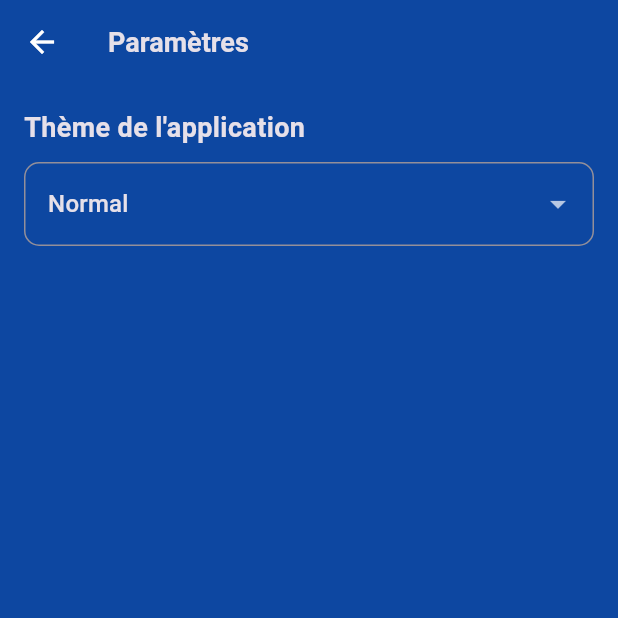
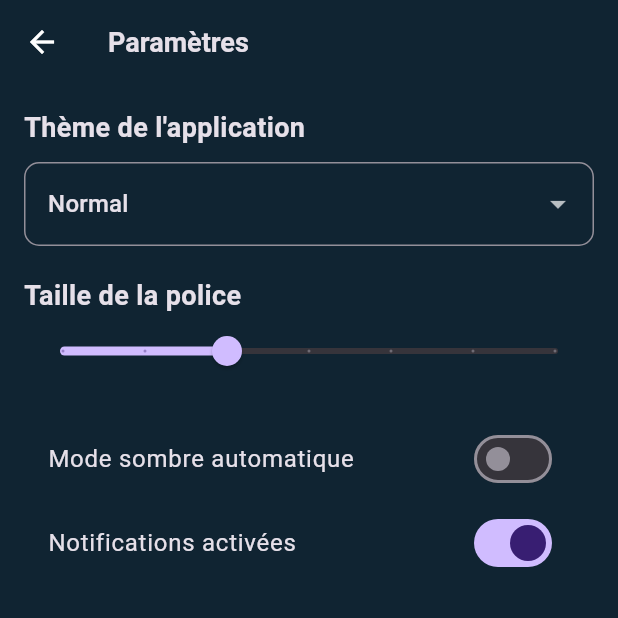
Before and after one commit to Team-SAE5A01/MOBILE_ClientPMR, a Flutter app: the screen it shows after launch, after a tap on "Se connecter", after a tap on the "settings" icon, on a phone screen of 412 x 824 dp, the top half of it. Run offline on Flutter 3.47's test engine with Material 3 defaults, Android fonts, the phone set to English and light mode, and no system bars.

Commit message:
new update pour les themes plus ajout des logos d'app changé

```diff
--- a/lib/core/theme_provider.dart
+++ b/lib/core/theme_provider.dart
@@ -38,50 +38,82 @@ class ThemeProvider with ChangeNotifier {
   ThemeData _buildDarkTheme() {
   return ThemeData(
     brightness: Brightness.dark,
-      primaryColor: Colors.blue[900],
-      scaffoldBackgroundColor: Colors.blue[900],
+    primaryColor: Color(0xFF102432),
+    scaffoldBackgroundColor: Color(0xFF102432),
     appBarTheme: AppBarTheme(
-        backgroundColor: Colors.blue[900],
-        iconTheme: IconThemeData(color: Colors.white),
+      backgroundColor: Color(0xFF102432),
+      iconTheme: IconThemeData(color: Color(0xFFFFFFFF)),
     ),
     textTheme: TextTheme(
-        titleLarge: TextStyle(color: Colors.white, fontSize: 18, fontWeight: FontWeight.bold),
-        bodyLarge: TextStyle(color: Colors.white, fontSize: 16),
+      titleLarge: TextStyle(color: Color(0xFFFFFFFF), fontSize: 18, fontWeight: FontWeight.bold),
+      bodyLarge: TextStyle(color: Color(0xFFFFFFFF), fontSize: 16),
     ),
-      cardColor: Colors.blue[800],
-      dividerColor: Colors.blue[700],
-      iconTheme: IconThemeData(color: Colors.white),
+    cardColor: Color(0xFF102432),
+    dividerColor: Color(0xFF2FB8DE),
+    iconTheme: IconThemeData(color: Color(0xFFFFFFFF)),
     bottomNavigationBarTheme: BottomNavigationBarThemeData(
-        backgroundColor: Colors.blue[900],
-        selectedItemColor: Colors.white,
-        unselectedItemColor: Colors.white60,
+      backgroundColor: Color(0xFF102432),
+      selectedItemColor: Color(0xFFFFFFFF),
+      unselectedItemColor: Color(0xFFD3D3D3),
+    ),
+    buttonTheme: ButtonThemeData(
+      buttonColor: Color(0xFF2FB8DE),
+      textTheme: ButtonTextTheme.primary,
+    ),
+    textButtonTheme: TextButtonThemeData(
+      style: TextButton.styleFrom(
+        foregroundColor: Color(0xFF000000),
+      ),
+    ),
+    inputDecorationTheme: InputDecorationTheme(
+      hintStyle: TextStyle(color: Color(0xFFD3D3D3)),
+      border: OutlineInputBorder(
+        borderSide: BorderSide(color: Color(0xFFFFFFFF)),
+      ),
     ),
   );
 }
 
+
   ThemeData _buildLightTheme() {
   return ThemeData(
     brightness: Brightness.light,
-      primaryColor: Colors.blue[200],
-      scaffoldBackgroundColor: Colors.blue[50],
+    primaryColor: Color(0xFF102432),
+    scaffoldBackgroundColor: Color(0xFFFFFFFF),
     appBarTheme: AppBarTheme(
-        backgroundColor: Colors.blue[200],
-        iconTheme: IconThemeData(color: Colors.black),
+      backgroundColor: Color(0xFF102432),
+      iconTheme: IconThemeData(color: Color(0xFF000000)),
     ),
     textTheme: TextTheme(
-        titleLarge: TextStyle(color: Colors.black, fontSize: 18, fontWeight: FontWeight.bold),
-        bodyLarge: TextStyle(color: Colors.black, fontSize: 16),
+      titleLarge: TextStyle(color: Color(0xFF000000), fontSize: 18, fontWeight: FontWeight.bold),
+      bodyLarge: TextStyle(color: Color(0xFF000000), fontSize: 16),
     ),
-      cardColor: Colors.blue[100],
-      dividerColor: Colors.blue[300],
-      iconTheme: IconThemeData(color: Colors.black),
+    cardColor: Color(0xFFFFFFFF),
+    dividerColor: Color(0xFFD3D3D3),
+    iconTheme: IconThemeData(color: Color(0xFF000000)),
     bottomNavigationBarTheme: BottomNavigationBarThemeData(
-        backgroundColor: Colors.blue[200],
-        selectedItemColor: Colors.black,
-        unselectedItemColor: Colors.black54,
+      backgroundColor: Color(0xFF102432),
+      selectedItemColor: Color(0xFFD3D3D3),
+      unselectedItemColor: Color(0xFFD3D3D3),
+    ),
+    buttonTheme: ButtonThemeData(
+      buttonColor: Color(0xFF2FB8DE),
+      textTheme: ButtonTextTheme.primary,
+    ),
+    textButtonTheme: TextButtonThemeData(
+      style: TextButton.styleFrom(
+        foregroundColor: Color(0xFF000000),
+      ),
+    ),
+    inputDecorationTheme: InputDecorationTheme(
+      hintStyle: TextStyle(color: Color(0xFFD3D3D3)),
+      border: OutlineInputBorder(
+        borderSide: BorderSide(color: Color(0xFF000000)),
+      ),
     ),
   );
 }
+
 
   ThemeData _buildDeuteranopiaTheme() {
     return ThemeData(
--- a/lib/features/utilisateur/settings_page.dart
+++ b/lib/features/utilisateur/settings_page.dart
@@ -11,9 +11,13 @@ class SettingsPage extends StatefulWidget {
 
 class _SettingsPageState extends State<SettingsPage> {
   String _selectedTheme = 'Normal';
+  double _fontSize = 16.0;
+  bool _autoDarkMode = false;
+  bool _notificationsEnabled = true;
 
   final List<String> _themes = [
     'Normal',
+    'Light',
     'Dark',
     'Daltonien (Deuteranopie)',
     'Daltonien (Protanopie)',
@@ -36,8 +40,7 @@ class _SettingsPageState extends State<SettingsPage> {
       ),
       body: Padding(
         padding: const EdgeInsets.all(16.0),
-        child: Column(
-          crossAxisAlignment: CrossAxisAlignment.start,
+        child: ListView(
           children: [
             const Text(
               'Thème de l\'application',
@@ -63,6 +66,42 @@ class _SettingsPageState extends State<SettingsPage> {
                 ),
               ),
             ),
+            const SizedBox(height: 20),
+            const Text(
+              'Taille de la police',
+              style: TextStyle(fontSize: 18, fontWeight: FontWeight.bold),
+            ),
+            Slider(
+              value: _fontSize,
+              min: 12.0,
+              max: 24.0,
+              divisions: 6,
+              label: '$_fontSize',
+              onChanged: (value) {
+                setState(() {
+                  _fontSize = value;
+                });
+              },
+            ),
+            const SizedBox(height: 20),
+            SwitchListTile(
+              title: const Text('Mode sombre automatique'),
+              value: _autoDarkMode,
+              onChanged: (value) {
+                setState(() {
+                  _autoDarkMode = value;
+                });
+              },
+            ),
+            SwitchListTile(
+              title: const Text('Notifications activées'),
+              value: _notificationsEnabled,
+              onChanged: (value) {
+                setState(() {
+                  _notificationsEnabled = value;
+                });
+              },
+            ),
           ],
         ),
       ),
```
Also changed, not shown: lib/assets/images/logo.png (added), lib/assets/images/logo_noback.png (added). Lines whose indentation alone changed are shown as unchanged.
